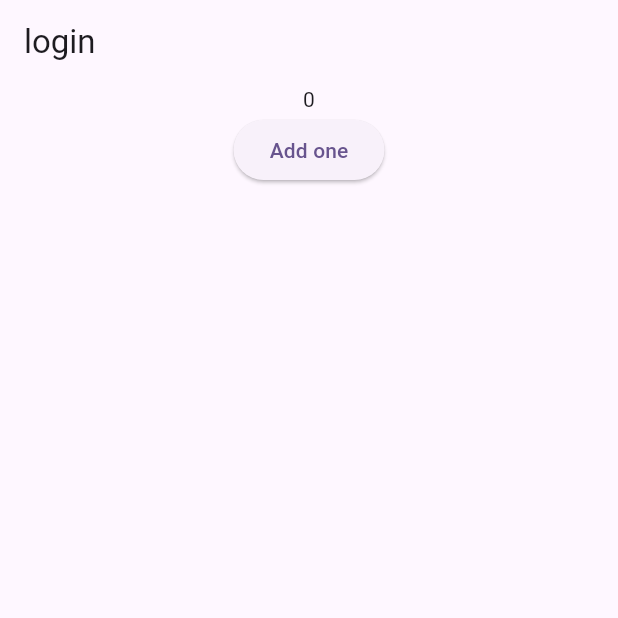
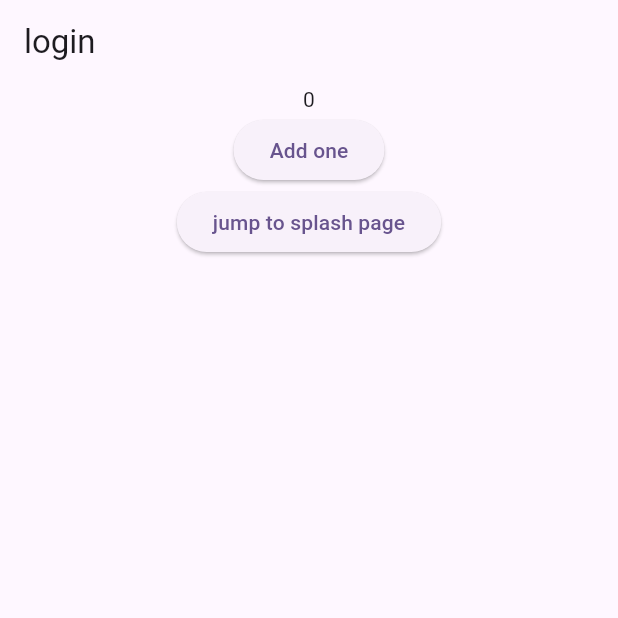
Before and after one commit to stoneyezhenxu/flutter_woo_commerce_getx_learn, a Flutter app: the screen it shows after launch, on a phone screen of 412 x 824 dp, the top half of it. Run offline on Flutter 3.47's test engine with Material 2 defaults, Android fonts, the phone set to English and light mode, and no system bars; our stand-ins replace get.

Commit message:
add splash page

```diff
--- a/lib/common/routers/names.dart
+++ b/lib/common/routers/names.dart
@@ -1,4 +1,5 @@
 class RouteNames {
   // static const main = '/';
   static const login = '/';
+  static const splash = '/splash';
 }
--- a/lib/common/routers/pages.dart
+++ b/lib/common/routers/pages.dart
@@ -1,5 +1,5 @@
-import 'package:flutter_woo_commerce_getx_learn/pages/system/login/bindings.dart';
-import 'package:flutter_woo_commerce_getx_learn/pages/system/login/view.dart';
+import 'package:flutter_woo_commerce_getx_learn/pages/system/login/index.dart';
+import 'package:flutter_woo_commerce_getx_learn/pages/system/splash/index.dart';
 import 'package:get/get.dart';
 import 'index.dart';
 
@@ -11,5 +11,9 @@ class RoutePages {
       page: () => const LoginPage(),
       binding: LoginBinding(),
     ),
+    GetPage(
+      name: RouteNames.splash,
+      page: () => const SplashPage(),
+    ),
   ];
 }
--- a/lib/pages/system/login/widgets/hello.dart
+++ b/lib/pages/system/login/widgets/hello.dart
@@ -16,7 +16,12 @@ class HelloWidget extends GetView<LoginController> {
             onPressed: () {
               controller.state.add();
             },
-            child: const Text('Add one'))
+            child: const Text('Add one')),
+        ElevatedButton(
+            onPressed: () {
+              Get.toNamed('/splash');
+            },
+            child: const Text('jump to splash page'))
       ]),
     );
   }
--- /dev/null
+++ b/lib/pages/system/splash/index.dart
@@ -0,0 +1,4 @@
+library splash;
+
+export './controller.dart';
+export './view.dart';
```
Also changed, not shown: lib/pages/system/splash/controller.dart (added, +27 -0 lines), lib/pages/system/splash/view.dart (added, +52 -0 lines).
